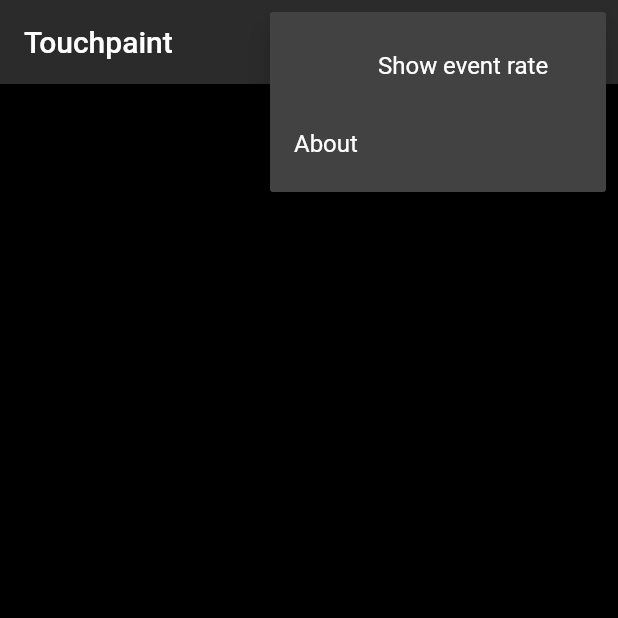
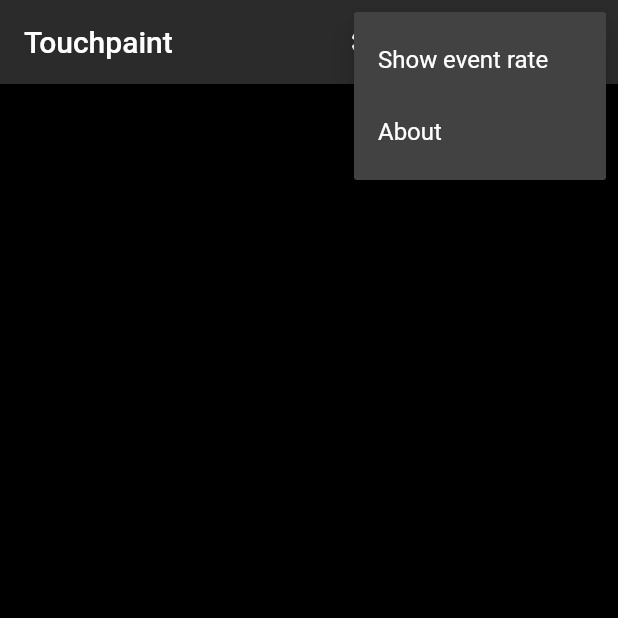
Before and after one commit to kdrag0n/touchpaint-flutter, a Flutter app: the screen it shows after launch, after a tap on the "more vert" icon, on a phone screen of 412 x 824 dp, the top half of it. Run offline on Flutter 3.47's test engine with Material 2 defaults, Android fonts, the phone set to English and light mode, and no system bars; our stand-ins replace shared_preferences.

```diff
--- a/lib/main.dart
+++ b/lib/main.dart
@@ -211,8 +211,14 @@ class _MainPageState extends State<MainPage> {
     switch (item) {
       case 'Show event rate':
         setState(() {
-          _showEventRate = !_showEventRate;
-          _prefs?.setBool('show_event_rate', _showEventRate);
+          _showEventRate = true;
+          _prefs?.setBool('show_event_rate', true);
+        });
+        break;
+      case 'Hide event rate':
+        setState(() {
+          _showEventRate = false;
+          _prefs?.setBool('hide_event_rate', false);
         });
         break;
       case 'About':
@@ -246,6 +252,8 @@ class _MainPageState extends State<MainPage> {
         break;
     }
 
+    final eventRateText = _showEventRate ? 'Hide event rate' : 'Show event rate';
+
     return Scaffold(
       appBar: AppBar(
         title: Text('Touchpaint'),
@@ -268,10 +276,9 @@ class _MainPageState extends State<MainPage> {
           PopupMenuButton<String>(
             onSelected: selectMenuItem,
             itemBuilder: (context) => <PopupMenuEntry<String>>[
-              CheckedPopupMenuItem<String>(
-                checked: _showEventRate,
-                value: 'Show event rate',
-                child: const Text('Show event rate'),
+              PopupMenuItem<String>(
+                value: eventRateText,
+                child: Text(eventRateText),
               ),
               PopupMenuItem<String>(
                 value: 'About',
```
